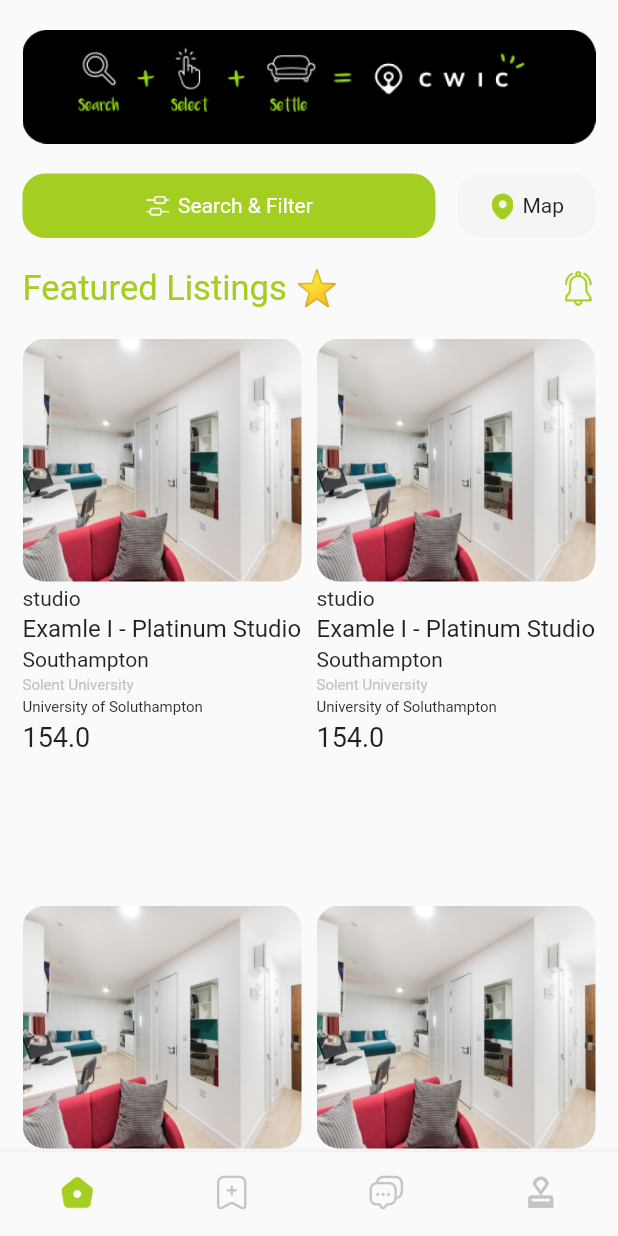
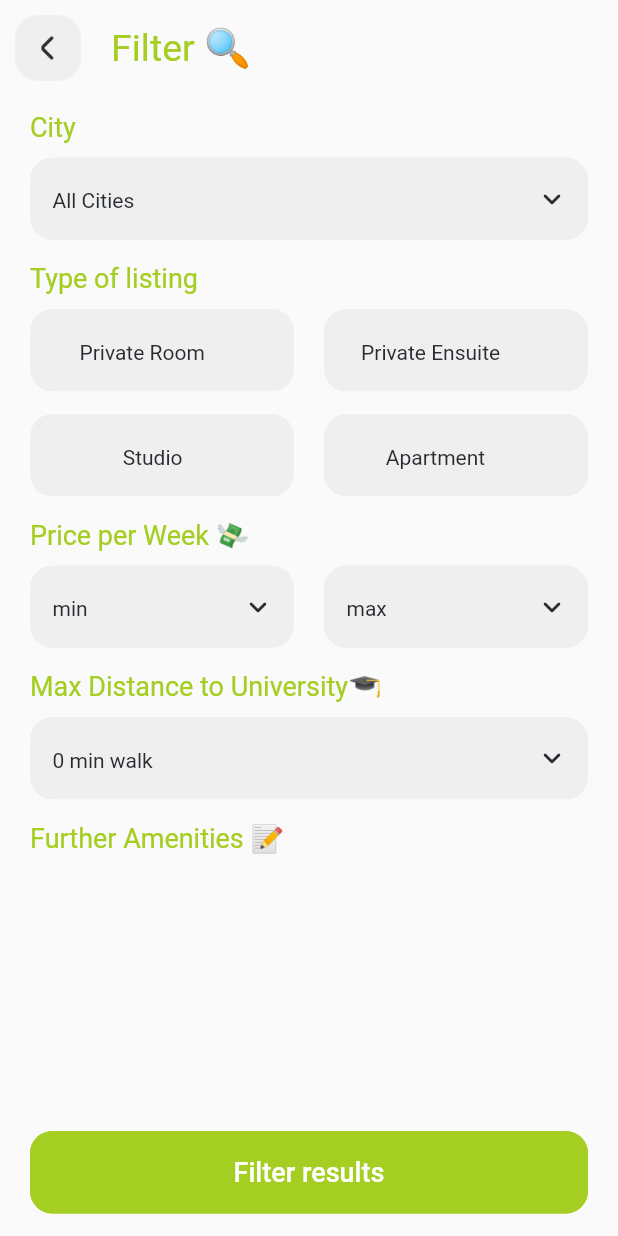
Before and after one commit to srushtigjera/flutterapp, a Flutter app: the screen it shows after launch, on a phone screen of 412 x 824 dp. Run offline on Flutter 3.47's test engine with Material 2 defaults, Android fonts, the phone set to English and light mode, and no system bars; our stand-ins replace dropdown_search.

Commit message:
FilterScreen

```diff
--- /dev/null
+++ b/lib/FilterScreen/filter_screen.dart
@@ -0,0 +1,232 @@
+import 'package:flutter/cupertino.dart';
+import 'package:flutter/material.dart';
+import 'package:practice_demo_cwic/Utils/app_colors.dart';
+import 'package:practice_demo_cwic/Widgets/custom_back_btn.dart';
+import 'package:practice_demo_cwic/Widgets/custom_btn.dart';
+
+class FilterScreen extends StatefulWidget {
+  const FilterScreen({Key? key}) : super(key: key);
+
+  @override
+  _FilterScreenState createState() => _FilterScreenState();
+}
+
+class _FilterScreenState extends State<FilterScreen> {
+  @override
+  Widget build(BuildContext context) {
+    return Scaffold(
+      body: SafeArea(
+        child: Stack(
+          children: [
+            SingleChildScrollView(
+              child: Column(
+                crossAxisAlignment: CrossAxisAlignment.start,
+                children: [
+               CustomBackButton(
+                 texts: 'Filter 🔍',
+               ),
+                  Padding(
+                    padding: const EdgeInsets.all(20.0),
+                    child: Column(
+                      crossAxisAlignment: CrossAxisAlignment.start,
+                      children: [
+                        Text('City',style: TextStyle( color: AppColors.primary,fontSize: 18),),
+                        SizedBox(height: 10,),
+                        ClipRRect(
+                         borderRadius: BorderRadius.circular(15),
+                         child: Container(
+                           color: AppColors.greyColor.withOpacity(0.2),
+                           height: 55,
+                           width: MediaQuery.of(context).size.width,
+                           child: TextFormField(
+                             decoration: InputDecoration(
+                               contentPadding: EdgeInsets.only(top: 20,left: 15,bottom: 20),
+                               hintText: 'All Cities',
+                               hintStyle: TextStyle(color: AppColors.blackColor,fontSize: 14),
+                               suffixIcon: Icon(Icons.keyboard_arrow_down_rounded, size: 24,color: AppColors.blackColor,),
+                               border: InputBorder.none,
+                             ),
+                           )
+                         ),
+                       ),
+                        SizedBox(height: 15,),
+                        Text('Type of listing',style: TextStyle( color: AppColors.primary,fontSize: 18),),
+                        SizedBox(height: 10,),
+                        Row(
+                          children: [
+                            Expanded(
+                              child: ClipRRect(
+                                borderRadius: BorderRadius.circular(15),
+                                child: Container(
+                                  height: 55,
+                                  color: AppColors.greyColor.withOpacity(0.2),
+                                  child: TextFormField(
+                                    decoration: InputDecoration(
+                                      contentPadding: EdgeInsets.only(top: 20,left: MediaQuery.of(context).size.width * 0.08,bottom: 20),
+                                      hintText: 'Private Room',
+                                      hintStyle: TextStyle(color: AppColors.blackColor,fontSize: 14),
+                                      border: InputBorder.none,
+                                    ),
+                                  ),
+                                ),
+                              ),
+                            ),
+                            SizedBox(width: 20,),
+                            Expanded(
+                              child: ClipRRect(
+                                borderRadius: BorderRadius.circular(15),
+                                child: Container(
+                                  height: 55,
+                                  color: AppColors.greyColor.withOpacity(0.2),
+                                  child: TextFormField(
+                                    decoration: InputDecoration(
+                                      contentPadding: EdgeInsets.only(top: 20,left: MediaQuery.of(context).size.width * 0.06,bottom: 20),
+                                      hintText: 'Private Ensuite',
+                                      hintStyle: TextStyle(color: AppColors.blackColor,fontSize: 14),
+                                      border: InputBorder.none,
+                                    ),
+                                  ),
+                                ),
+                              ),
+                            ),
+                          ],
+                        ),
+                        SizedBox(height: 15,),
+                        Row(
+                          children: [
+                            Expanded(
+                              child: ClipRRect(
+                                borderRadius: BorderRadius.circular(15),
+                                child: Container(
+                                  height: 55,
+                                  color: AppColors.greyColor.withOpacity(0.2),
+                                  child: TextFormField(
+                                    decoration: InputDecoration(
+                                      contentPadding: EdgeInsets.only(top: 20,left: MediaQuery.of(context).size.width * 0.15,bottom: 20),
+                                      hintText: 'Studio',
+                                      hintStyle: TextStyle(color: AppColors.blackColor,fontSize: 14),
+                                      border: InputBorder.none,
+                                    ),
+                                  ),
+                                ),
+                              ),
+                            ),
+                            SizedBox(width: 20,),
+                            Expanded(
+                              child: ClipRRect(
+                                borderRadius: BorderRadius.circular(15),
+                                child: Container(
+                                  height: 55,
+                                  color: AppColors.greyColor.withOpacity(0.2),
+                                  child: TextFormField(
+                                    decoration: InputDecoration(
+                                      contentPadding: EdgeInsets.only(top: 20,left:  MediaQuery.of(context).size.width * 0.1,bottom: 20),
+                                      hintText: 'Apartment',
+                                      hintStyle: TextStyle(color: AppColors.blackColor,fontSize: 14),
+                                      border: InputBorder.none,
+                                    ),
+                                  ),
+                                ),
+                              ),
+                            ),
+                          ],
+                        ),
+                        SizedBox(height: 15,),
+                        Text('Price per Week 💸',style: TextStyle( color: AppColors.primary,fontSize: 18),),
+                        SizedBox(height: 10,),
+                        Row(
+                          children: [
+                            Expanded(
+                              child: ClipRRect(
+                                borderRadius: BorderRadius.circular(15),
+                                child: Container(
+                                  height: 55,
+                                  color: AppColors.greyColor.withOpacity(0.2),
+                                  child: TextFormField(
+                                    decoration: InputDecoration(
+                                      contentPadding: EdgeInsets.only(top: 20,left: 15,bottom: 20),
+                                      hintText: 'min',
+                                      hintStyle: TextStyle(color: AppColors.blackColor,fontSize: 14),
+                                      border: InputBorder.none,
+                                      suffixIcon: Icon(Icons.keyboard_arrow_down_rounded, size: 24,color: AppColors.blackColor,),
+                                    ),
+                                  ),
+                                ),
+                              ),
+                            ),
+                            SizedBox(width: 20,),
+                            Expanded(
+                              child: ClipRRect(
+                                borderRadius: BorderRadius.circular(15),
+                                child: Container(
+                                  height: 55,
+                                  color: AppColors.greyColor.withOpacity(0.2),
+                                  child: TextFormField(
+                                    decoration: InputDecoration(
+                                      contentPadding: EdgeInsets.only(top: 20,left: 15,bottom: 20),
+                                      hintText: 'max',
+                                      hintStyle: TextStyle(color: AppColors.blackColor,fontSize: 14),
+                                      border: InputBorder.none,
+                                      suffixIcon: Icon(Icons.keyboard_arrow_down_rounded, size: 24,color: AppColors.blackColor,),
+                                    ),
+                                  ),
+                                ),
+                              ),
+                            ),
+                          ],
+                        ),
+                        SizedBox(height: 15,),
+                        Text('Max Distance to University🎓',style: TextStyle( color: AppColors.primary,fontSize: 18),),
+                        SizedBox(height: 10,),
+                        ClipRRect(
+                          borderRadius: BorderRadius.circular(15),
+                          child: Container(
+                              color: AppColors.greyColor.withOpacity(0.2),
+                              height: 55,
+                              width: MediaQuery.of(context).size.width,
+                              child: TextFormField(
+                                decoration: InputDecoration(
+                                  contentPadding: EdgeInsets.only(top: 20,left: 15,bottom: 20),
+                                  hintText: '0 min walk',
+                                  hintStyle: TextStyle(color: AppColors.blackColor,fontSize: 14),
+                                  suffixIcon: Icon(Icons.keyboard_arrow_down_rounded, size: 24,color: AppColors.blackColor,),
+                                  border: InputBorder.none,
+                                ),
+                              )
+                          ),
+                        ),
+                        SizedBox(height: 15,),
+                        Text('Further Amenities 📝',style: TextStyle( color: AppColors.primary,fontSize: 18),),
+                        SizedBox(height: 100,),
+                      ],
+                    ),
+                  )
+                ],
+              ),
+            ),
+            Align(
+              alignment: Alignment.bottomCenter,
+              child: Padding(
+                padding: const EdgeInsets.fromLTRB(20, 0, 20, 15),
+                child:  SizedBox(
+                  height: 55,
+                  child: CustomButton(
+                      height: 55,
+                      buttonText: 'Filter results',
+                      primary: AppColors.primary,
+                      txtColor: AppColors.white,
+                      buttonBorder: AppColors.primary,
+                      onPressed: (){
+                        setState(() {
+                          // AppRoutes().nextScreen(context, LoginScreen());
+                        });
+                      }),
+                ),
+              ),
+            ),
+          ],
+        ),
+      ),
+    );
+  }
+}
--- a/lib/Profile/estate_profile.dart
+++ b/lib/Profile/estate_profile.dart
@@ -154,7 +154,6 @@ class _EstateProfileState extends State<EstateProfile> {
                               crossAxisAlignment: CrossAxisAlignment.start,
                               children: [
                                 GestureDetector(
-
                                   child: Container(
                                     height: 162,
                                     width: 200,
@@ -294,7 +293,6 @@ class _EstateProfileState extends State<EstateProfile> {
                               crossAxisAlignment: CrossAxisAlignment.start,
                               children: [
                                 GestureDetector(
-
                                   child: Container(
                                     height: 162,
                                     width: 200,
--- a/lib/SignUp/additional_info_screen.dart
+++ b/lib/SignUp/additional_info_screen.dart
@@ -101,7 +101,6 @@ class _AdditionalInfoScreenState extends State<AdditionalInfoScreen> {
                                   context: context,
                                   initialDate: DateTime.now(),
                                   firstDate: DateTime(1950),
-
                                   lastDate: DateTime(2400));
 
                               if (pickedDate != null) {
@@ -250,7 +249,6 @@ class _AdditionalInfoScreenState extends State<AdditionalInfoScreen> {
       ),
     );
   }
-
    showCity() {
     return showDialog(
         context: context,
--- a/lib/Splash/slash_screen.dart
+++ b/lib/Splash/slash_screen.dart
@@ -6,11 +6,9 @@ import 'package:practice_demo_cwic/Utils/app_string.dart';
 
 class SplashScreen extends StatefulWidget {
   const SplashScreen({Key? key}) : super(key: key);
-
   @override
   _SplashScreenState createState() => _SplashScreenState();
 }
-
 class _SplashScreenState extends State<SplashScreen> {
   @override
   Widget build(BuildContext context) {
--- a/lib/main.dart
+++ b/lib/main.dart
@@ -1,5 +1,6 @@
 import 'package:flutter/material.dart';
 import 'package:practice_demo_cwic/Detail/detail_screen.dart';
+import 'package:practice_demo_cwic/FilterScreen/filter_screen.dart';
 import 'package:practice_demo_cwic/Home/home_screen.dart';
 import 'package:practice_demo_cwic/Home/home_tab.dart';
 import 'package:practice_demo_cwic/Login/login_home_screen.dart';
@@ -28,7 +29,7 @@ class MyApp extends StatelessWidget {
       theme: ThemeData(
         primarySwatch: Colors.lightGreen,
       ),
-      home: HomeTab(),
+      home: FilterScreen(),
     );
   }
 }
```
